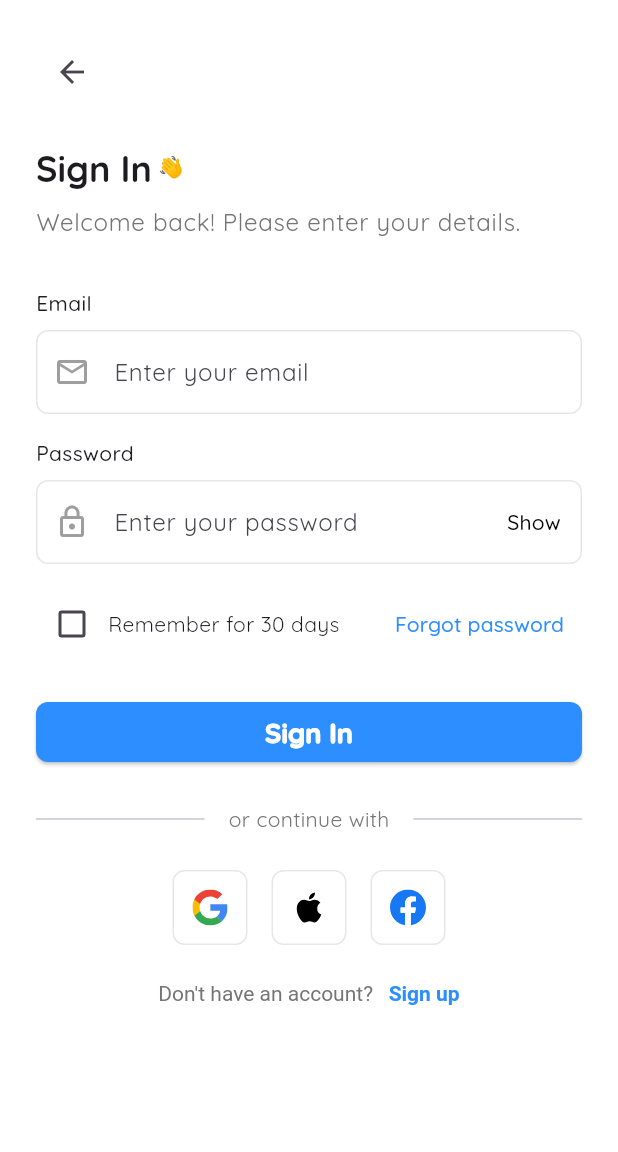
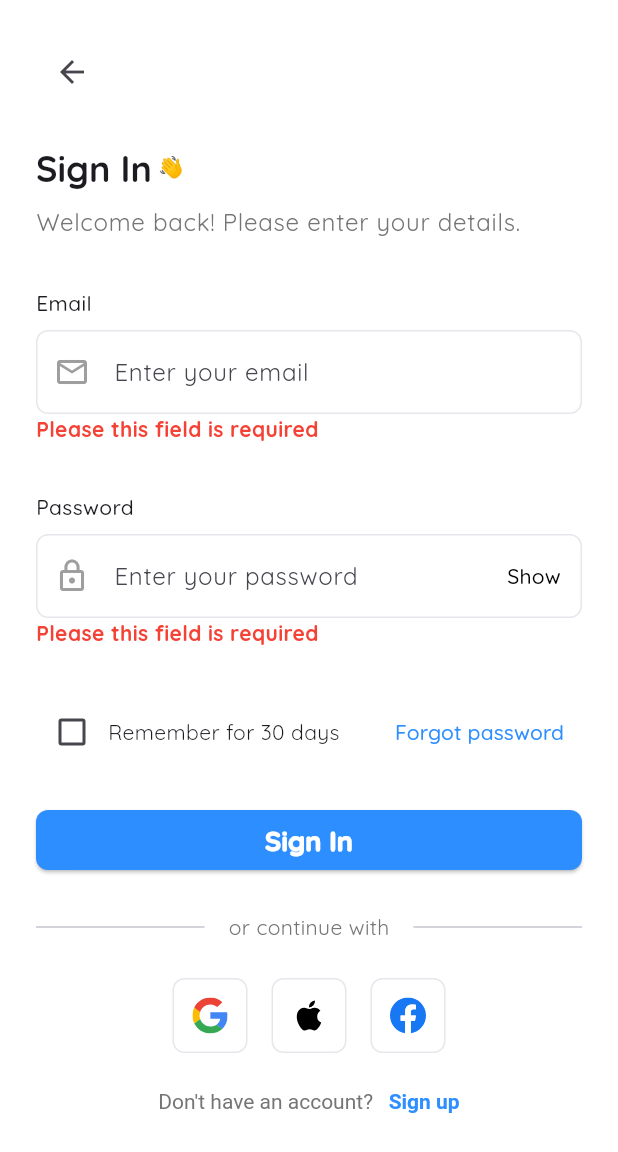
Before and after one commit to dnspascal/Travel, a Flutter app: the screen it shows after launch, after a tap on "Sign In", on a phone screen of 412 x 824 dp. Shown: the top 1152 px of the screen. Run offline on Flutter 3.47's test engine with Material 3 defaults, Android fonts, the phone set to English and light mode, and no system bars; our stand-ins replace dio, flutter_secure_storage, flutter_svg, get, get_storage, google_fonts and 3 more; accounts and stored records are empty; generated files the repository leaves out were written again; project files that could hold a hidden picture were left out.

Commit message:
User Login with response from api

```diff
--- a/lib/core/bindings/auth_binding.dart
+++ b/lib/core/bindings/auth_binding.dart
@@ -2,10 +2,13 @@ import 'package:dio/dio.dart';
 import 'package:flutter_secure_storage/flutter_secure_storage.dart';
 import 'package:get/get.dart';
 import 'package:travel/data/repositories/auth_repository.dart';
+import 'package:travel/data/repositories/user_repository.dart';
 import 'package:travel/data/services/api_service.dart';
 import 'package:travel/domains/repositories/auth_repository.dart';
+import 'package:travel/domains/repositories/user_repositories.dart';
 import 'package:travel/domains/usecases/auth/login_usecase.dart';
 import 'package:travel/domains/usecases/auth/register_usecase.dart';
+import 'package:travel/domains/usecases/user/use_usecase.dart';
 import 'package:travel/modules/auth/controllers/auth_controller.dart';
 import 'package:travel/modules/auth/controllers/login_controller.dart';
 // import 'package:travel/data/services/api_service.dart';
@@ -16,14 +19,14 @@ class AuthBinding extends Bindings {
   void dependencies() {
     // Core services
     Get.lazyPut(() => Dio(BaseOptions(
-      // baseUrl: 'http://127.0.0.1:8517/',
-      // connectTimeout: const Duration(seconds: 5),
-      // receiveTimeout: const Duration(seconds: 3),
-    )));
+        // baseUrl: 'http://127.0.0.1:8517/',
+        // connectTimeout: const Duration(seconds: 5),
+        // receiveTimeout: const Duration(seconds: 3),
+        )));
 
     Get.lazyPut(() => const FlutterSecureStorage());
     Get.lazyPut(() => ApiService(Get.find(), Get.find()));
-    Get.lazyPut(() => LoginController(Get.find()));
+    Get.lazyPut(() => LoginController(Get.find(), Get.find()));
 
     // // Validators
     // Get.lazyPut(() => EmailValidator());
@@ -34,6 +37,10 @@ class AuthBinding extends Bindings {
           Get.find(),
           Get.find(),
         ));
+    Get.lazyPut<IUser>(() => UserRepository(
+          Get.find(),
+        ));
+
 
     // // Use cases
     Get.lazyPut(() => RegisterUseCase(
@@ -45,6 +52,10 @@ class AuthBinding extends Bindings {
           Get.find(),
           // Get.find(),
         ));
+    Get.lazyPut(() => UserUsecase(
+          Get.find(),
+          // Get.find(),
+        ));
 
     // // Controllers
     Get.lazyPut(() => AuthController(
--- /dev/null
+++ b/lib/core/controllers/user_controller.dart
@@ -0,0 +1,11 @@
+import 'package:flutter/material.dart';
+import 'package:flutter_secure_storage/flutter_secure_storage.dart';
+import 'package:get/get.dart';
+
+class UserController extends GetxController {
+  final FlutterSecureStorage _secureStorage;
+
+  UserController(this._secureStorage);
+
+
+}
--- a/lib/domains/entities/user.dart
+++ b/lib/domains/entities/user.dart
@@ -1,15 +1,28 @@
 class User {
-  final String id;
+  final String id; // `id` is now a String for consistency in your domain layer
   final String email;
+  final String firstName;
+  final String lastName;
   final String name;
   final DateTime createdAt;
   final bool isEmailVerified;
+  final String? phoneNumber; // Optional field for phone_number
+  final bool? isAdmin; // Optional field for is_admin
+  final DateTime lastLogin; // Add `lastLogin` to match API response
+  final DateTime dateJoined; // Add `dateJoined` to match API response
 
+  // Constructor using named parameters
   User({
     required this.id,
     required this.email,
+    required this.firstName,
+    required this.lastName,
     required this.name,
     required this.createdAt,
     required this.isEmailVerified,
+    this.phoneNumber,
+    this.isAdmin,
+    required this.lastLogin,
+    required this.dateJoined,
   });
 }
--- a/lib/domains/repositories/auth_repository.dart
+++ b/lib/domains/repositories/auth_repository.dart
@@ -3,7 +3,7 @@ import 'package:travel/domains/entities/user.dart';
 abstract class IAuthRepository {
   Future<User> register(String email, String password, String firstName,
       String secondName, String phoneNumber);
-  Future<User> login(String email, String password);
+  Future<void> login(String email, String password);
   Future<void> logout();
   Future<User?> getCurrentUser();
 }
--- /dev/null
+++ b/lib/domains/repositories/user_repositories.dart
@@ -0,0 +1,5 @@
+import 'package:travel/domains/entities/user.dart';
+
+abstract class IUser {
+  Future<User> getUser();
+}
--- a/lib/domains/usecases/auth/login_usecase.dart
+++ b/lib/domains/usecases/auth/login_usecase.dart
@@ -10,7 +10,7 @@ class LoginUseCase {
     // this._emailValidator
   );
 
-  Future<User> execute(String email, String password) async {
+  Future<void> execute(String email, String password) async {
     // if (!_emailValidator.isValid(email)) {
     //   throw ValidationException('Invalid email format');
     // }
--- /dev/null
+++ b/lib/domains/usecases/user/use_usecase.dart
@@ -0,0 +1,12 @@
+import 'package:travel/domains/entities/user.dart';
+import 'package:travel/domains/repositories/user_repositories.dart';
+
+class UserUsecase {
+  final IUser _user;
+
+  UserUsecase(this._user);
+
+  Future<User> call() {
+    return _user.getUser();
+  }
+}
--- a/lib/modules/auth/controllers/login_controller.dart
+++ b/lib/modules/auth/controllers/login_controller.dart
@@ -1,21 +1,26 @@
 import 'package:flutter/material.dart';
 import 'package:get/get.dart';
 import 'package:travel/core/exceptions/api_exception.dart';
+import 'package:travel/domains/entities/user.dart';
 import 'package:travel/domains/usecases/auth/login_usecase.dart';
+import 'package:travel/domains/usecases/user/use_usecase.dart';
 import 'package:travel/routes/routes.dart';
 
 class LoginController extends GetxController {
   final LoginUseCase _loginUseCase;
+  final UserUsecase _getUserUseCase;
 
   final emailController = TextEditingController();
   final passwordController = TextEditingController();
 
   final isLoading = false.obs;
   final isPasswordVisible = false.obs;
-  final errorMessage = RxnString();
+  var emailErrorMessage = ''.obs;
+  var passwordErrorMessage = ''.obs;
+  var errorMessage = ''.obs;
   final rememberMe = false.obs;
-
-  LoginController(this._loginUseCase);
+  var user = Rxn<User>();
+  LoginController(this._loginUseCase, this._getUserUseCase);
 
   @override
   void onInit() {
@@ -43,50 +48,71 @@ class LoginController extends GetxController {
   }
 
   bool validateLoginInputs() {
-    if (emailController.text.isEmpty ||
-        !GetUtils.isEmail(emailController.text)) {
-      errorMessage.value = 'Please enter a valid email';
-      return false;
+    bool isValid = true;
+
+    if (emailController.text.isEmpty) {
+      emailErrorMessage.value = 'Please this field is required';
+      isValid = false;
+    } else if (!GetUtils.isEmail(emailController.text)) {
+      emailErrorMessage.value = 'Please enter a valid email';
+      isValid = false;
+    } else {
+      emailErrorMessage.value = '';
     }
-    if (passwordController.text.isEmpty || passwordController.text.length < 6) {
-      errorMessage.value = 'Password must be at least 6 characters';
-      return false;
+
+    if (passwordController.text.isEmpty) {
+      passwordErrorMessage.value = 'Please this field is required';
+      isValid = false;
+    } else if (passwordController.text.length < 6) {
+      passwordErrorMessage.value = 'Password must be at least 8 characters';
+      isValid = false;
+    } else {
+      passwordErrorMessage.value = '';
     }
-    return true;
+
+    return isValid;
   }
 
   Future<void> login() async {
-    // Get.toNamed(Routes.home);
     if (!validateLoginInputs()) return;
-    debugPrint("PRINT SOMETHING HERE");
-
-    debugPrint(passwordController.text + emailController.text);
 
     try {
       isLoading.value = true;
-      errorMessage.value = null;
+      // errorMessage.value = null;
 
-      // final loggedInUser = await _loginUseCase.execute(
-      //   emailController.text.trim(),
-      //   passwordController.text,
-      // );
+      await _loginUseCase.execute(
+        emailController.text.trim(),
+        passwordController.text,
+      );
 
       if (rememberMe.value) {
         await _saveCredentials();
       }
 
-      // user.value = loggedInUser;
-      Get.offAllNamed('/home');
+      final userData = await _getUserUseCase.call();
+      print(userData);
+      // user.value = userData;
+
+      Get.offAllNamed(Routes.home);
     } on ApiException catch (e) {
-      errorMessage.value = e.message;
-      Get.snackbar(
-        'Error',
-        e.message ??
-            'An error occurred', // Added null check with default message
-        snackPosition: SnackPosition.BOTTOM,
-        backgroundColor: Colors.red,
-        colorText: Colors.white,
+      errorMessage.value = e.message ?? '';
+
+      print(e.message); // Print detailed error message
+      print("Response status code: ${e.statusCode}"); // Print the status code
+      print("Response body: ${e.responseBody}");
+
+      ScaffoldMessenger.of(Get.context!).showSnackBar(
+        const SnackBar(
+          content: Text('An Error Occurred! 😞'),
+          duration: Duration(seconds: 30),
+          backgroundColor: Colors.redAccent,
+          showCloseIcon: true,
+          behavior: SnackBarBehavior.floating,
+        ),
       );
+    } catch (e) {
+      print("ANY OTHER EXCEPTION");
+      print(e);
     } finally {
       isLoading.value = false;
     }
--- a/lib/modules/auth/shared/custom_text_field.dart
+++ b/lib/modules/auth/shared/custom_text_field.dart
@@ -11,6 +11,7 @@ class CustomTextField extends StatefulWidget {
   final List<TextInputFormatter>? inputFormatters;
   final TextInputType? keyboardType;
   final Widget? prefix;
+  final ValueChanged<String>? onChanged;
 
   const CustomTextField({
     super.key,
@@ -23,6 +24,7 @@ class CustomTextField extends StatefulWidget {
     this.inputFormatters,
     this.keyboardType,
     this.prefix,
+    this.onChanged,
   });
 
   @override
@@ -35,7 +37,7 @@ class _CustomTextFieldState extends State<CustomTextField> {
   @override
   void initState() {
     super.initState();
-    _isObscured = widget.isPassword; // Initialize with the isPassword value
+    _isObscured = widget.isPassword;
   }
 
   @override
@@ -60,6 +62,10 @@ class _CustomTextFieldState extends State<CustomTextField> {
                   widget.prefix ?? Icon(widget.prefixIcon, color: Colors.grey),
               suffixIcon: widget.isPassword
                   ? TextButton(
+                      style: TextButton.styleFrom(
+                        splashFactory: NoSplash.splashFactory,
+                        foregroundColor: Colors.black,
+                      ),
                       onPressed: () {
                         setState(() {
                           _isObscured = !_isObscured;
@@ -75,7 +81,11 @@ class _CustomTextFieldState extends State<CustomTextField> {
                 borderRadius: BorderRadius.circular(8),
               ),
             ),
-        ),
+            onChanged: (value) {
+              if (widget.onChanged != null) {
+                widget.onChanged!(value);
+              }
+            }),
       ],
     );
   }
--- a/lib/modules/auth/views/login_view.dart
+++ b/lib/modules/auth/views/login_view.dart
@@ -46,7 +46,23 @@ class LoginView extends GetView<LoginController> {
                 label: 'Email',
                 hint: 'Enter your email',
                 prefixIcon: Icons.email_outlined,
+                onChanged: (value) => controller.emailErrorMessage.value = '',
               ),
+              Obx(() {
+                if (controller.emailErrorMessage.value.isNotEmpty) {
+                  return Padding(
+                    padding: const EdgeInsets.only(bottom: 16),
+                    child: Text(
+                      controller.emailErrorMessage.value,
+                      style: const TextStyle(
+                        color: Colors.red,
+                        fontWeight: FontWeight.bold,
+                      ),
+                    ),
+                  );
+                }
+                return const SizedBox.shrink();
+              }),
               const SizedBox(height: 16),
               CustomTextField(
                 controller: controller.passwordController,
@@ -54,7 +70,24 @@ class LoginView extends GetView<LoginController> {
                 hint: 'Enter your password',
                 prefixIcon: Icons.lock_outline,
                 isPassword: true,
+                onChanged: (value) =>
+                    controller.passwordErrorMessage.value = '',
               ),
+              Obx(() {
+                if (controller.passwordErrorMessage.value.isNotEmpty) {
+                  return Padding(
+                    padding: const EdgeInsets.only(bottom: 16),
+                    child: Text(
+                      controller.passwordErrorMessage.value,
+                      style: const TextStyle(
+                        color: Colors.red,
+                        fontWeight: FontWeight.bold,
+                      ),
+                    ),
+                  );
+                }
+                return const SizedBox.shrink();
+              }),
               const SizedBox(height: 16),
               Row(
                 children: [
```
Also changed, not shown: lib/core/exceptions/api_exception.dart (+14 -5 lines), lib/core/exceptions/auth_exception.dart (added, +18 -0 lines), lib/data/models/user_dto.dart (+47 -17 lines), lib/data/repositories/auth_repository.dart (+7 -5 lines), lib/data/repositories/user_repository.dart (added, +28 -0 lines), lib/data/services/api_service.dart (+63 -21 lines). Lines whose indentation alone changed are shown as unchanged.
